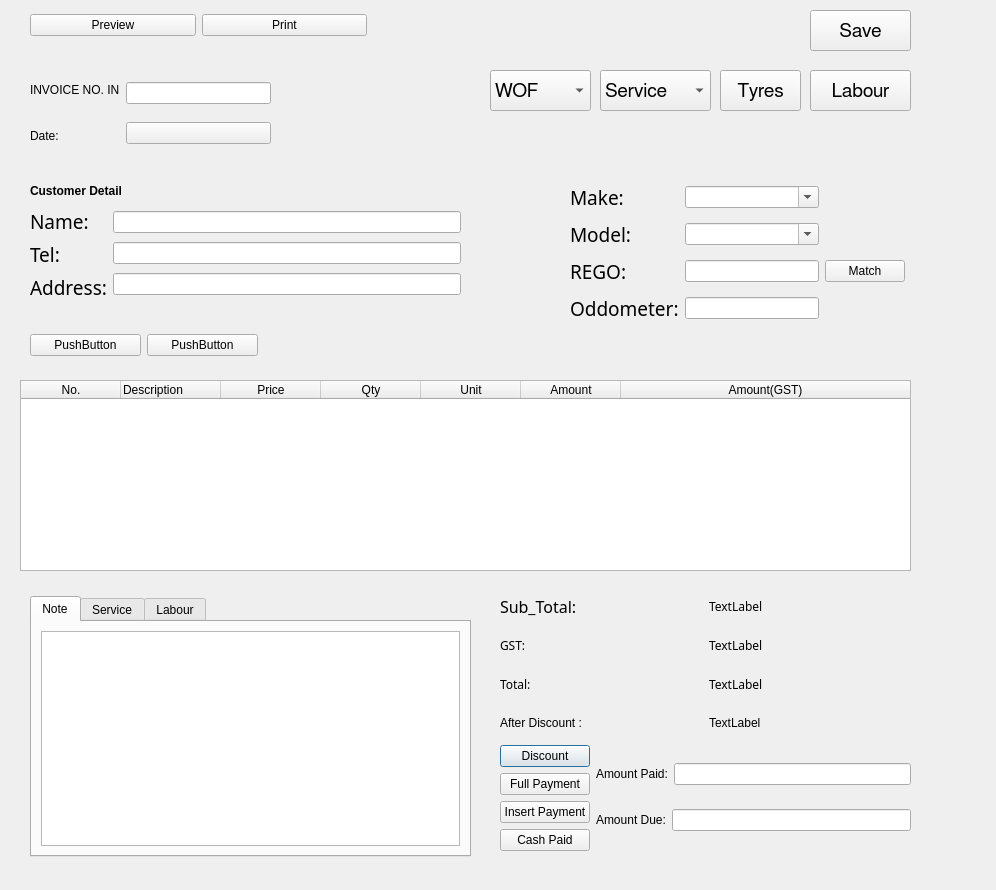
maximustann/Bing_project, file new_start/UI_File/Add.ui: the form before one commit.
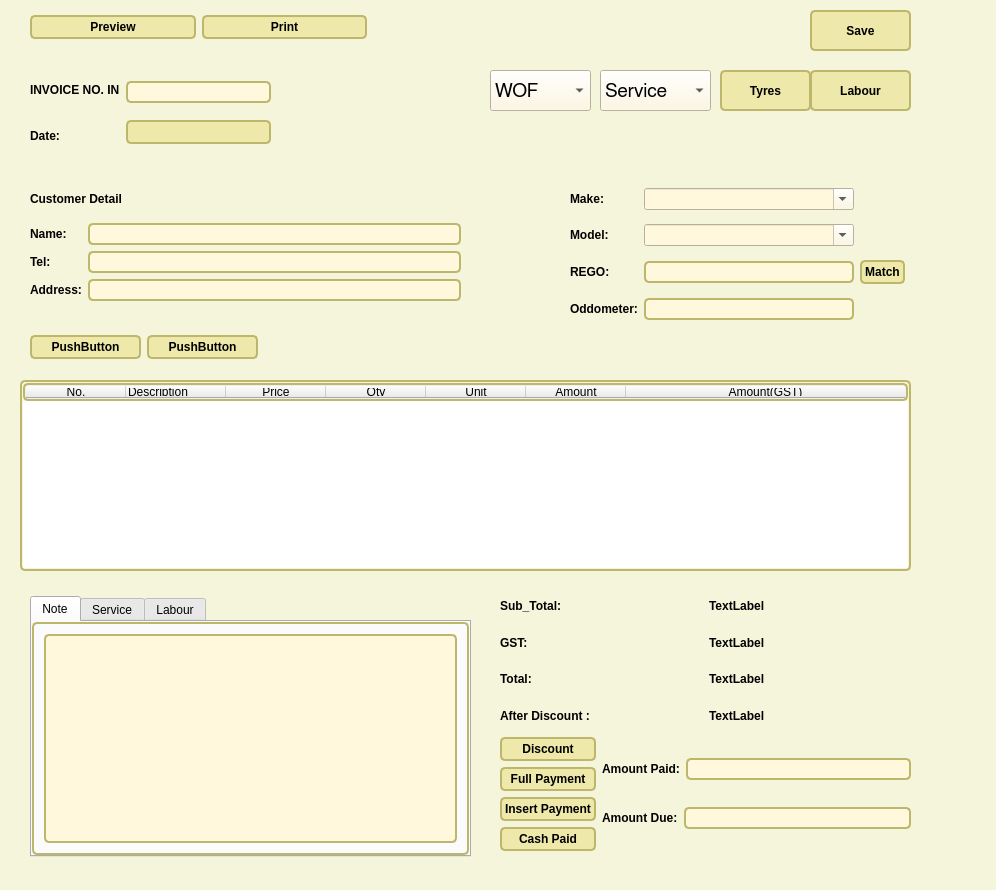
The form after the commit.

The edit to the form file:
```diff
--- a/new_start/UI_File/Add.ui
+++ b/new_start/UI_File/Add.ui
@@ -13,6 +13,118 @@
   <property name="windowTitle">
    <string>Add Invoice</string>
   </property>
+  <property name="styleSheet">
+   <string notr="true">#Dialog {
+   background-color: beige;
+}
+
+/* Nice Windows-XP-style password character. */
+QLineEdit[echoMode=&quot;2&quot;] {
+    lineedit-password-character: 9679;
+}
+
+/* We provide a min-width and min-height for push buttons
+   so that they look elegant regardless of the width of the text. */
+QPushButton {
+    background-color: palegoldenrod;
+    border-width: 2px;
+    border-color: darkkhaki;
+    border-style: solid;
+    border-radius: 5;
+    padding: 3px;
+    min-width: 9ex;
+    min-height: 2.5ex;
+}
+
+QPushButton:hover {
+   background-color: khaki;
+}
+
+/* Increase the padding, so the text is shifted when the button is
+   pressed. */
+QPushButton:pressed {
+    padding-left: 5px;
+    padding-top: 5px;
+    background-color: #d0d67c;
+}
+
+QLabel, QAbstractButton {
+    font: bold;
+}
+
+/* Mark mandatory fields with a brownish color. */
+.mandatory {
+    color: brown;
+}
+
+/* Bold text on status bar looks awful. */
+QStatusBar QLabel {
+   font: normal;
+}
+
+QStatusBar::item {
+    border-width: 1;
+    border-color: darkkhaki;
+    border-style: solid;
+    border-radius: 2;
+}
+
+QComboBox, QLineEdit, QSpinBox, QTextEdit, QListView {
+    background-color: cornsilk;
+    selection-color: #0a214c; 
+    selection-background-color: #C19A6B;
+}
+
+QListView {
+    show-decoration-selected: 1;
+}
+
+QListView::item:hover {
+    background-color: wheat;
+}
+
+/* We reserve 1 pixel space in padding. When we get the focus,
+   we kill the padding and enlarge the border. This makes the items
+   glow. */
+QLineEdit, QFrame {
+    border-width: 2px;
+    padding: 1px;
+    border-style: solid;
+    border-color: darkkhaki;
+    border-radius: 5px;
+}
+
+/* As mentioned above, eliminate the padding and increase the border. */
+QLineEdit:focus, QFrame:focus {
+    border-width: 3px;
+    padding: 0px;
+}
+
+/* A QLabel is a QFrame ... */
+QLabel {
+    border: none;
+    padding: 0;
+    background: none;
+}
+
+/* A QToolTip is a QLabel ... */
+QToolTip {
+    border: 2px solid darkkhaki;
+    padding: 5px;
+    border-radius: 3px;
+    opacity: 200;
+}
+
+/* Nice to have the background color change when hovered. */
+QRadioButton:hover, QCheckBox:hover {
+    background-color: wheat;
+}
+
+/* Force the dialog's buttons to follow the Windows guidelines. */
+QDialogButtonBox {
+    button-layout: 0;
+}</string>
+  </property>
   <widget class="QWidget" name="layoutWidget">
    <property name="geometry">
     <rect>
@@ -31,8 +143,9 @@
          <widget class="QLabel" name="label_14">
           <property name="font">
            <font>
-            <family>Courier 10 Pitch</family>
-            <pointsize>12</pointsize>
+            <weight>75</weight>
+            <italic>false</italic>
+            <bold>true</bold>
            </font>
           </property>
           <property name="text">
@@ -44,7 +157,9 @@
          <widget class="QLabel" name="label_18">
           <property name="font">
            <font>
-            <family>Courier 10 Pitch</family>
+            <weight>75</weight>
+            <italic>false</italic>
+            <bold>true</bold>
            </font>
           </property>
           <property name="text">
@@ -56,7 +171,9 @@
          <widget class="QLabel" name="label_19">
           <property name="font">
            <font>
-            <family>Courier 10 Pitch</family>
+            <weight>75</weight>
+            <italic>false</italic>
+            <bold>true</bold>
            </font>
           </property>
           <property name="text">
@@ -79,7 +196,9 @@
          <widget class="QLabel" name="label_15">
           <property name="font">
            <font>
-            <family>Courier 10 Pitch</family>
+            <weight>75</weight>
+            <italic>false</italic>
+            <bold>true</bold>
            </font>
           </property>
           <property name="text">
@@ -91,7 +210,9 @@
          <widget class="QLabel" name="label_16">
           <property name="font">
            <font>
-            <family>Courier 10 Pitch</family>
+            <weight>75</weight>
+            <italic>false</italic>
+            <bold>true</bold>
            </font>
           </property>
           <property name="text">
@@ -103,7 +224,9 @@
          <widget class="QLabel" name="label_17">
           <property name="font">
            <font>
-            <family>Courier 10 Pitch</family>
+            <weight>75</weight>
+            <italic>false</italic>
+            <bold>true</bold>
            </font>
           </property>
           <property name="text">
@@ -198,7 +321,7 @@
      <x>30</x>
      <y>10</y>
      <width>337</width>
-     <height>31</height>
+     <height>35</height>
     </rect>
    </property>
    <layout class="QHBoxLayout" name="horizontalLayout_4">
@@ -250,10 +373,9 @@
          <widget class="QLabel" name="label_2">
           <property name="font">
            <font>
-            <family>Courier 10 Pitch</family>
-            <pointsize>14</pointsize>
-            <weight>50</weight>
-            <bold>false</bold>
+            <weight>75</weight>
+            <italic>false</italic>
+            <bold>true</bold>
            </font>
           </property>
           <property name="text">
@@ -265,10 +387,9 @@
          <widget class="QLabel" name="label_3">
           <property name="font">
            <font>
-            <family>Courier 10 Pitch</family>
-            <pointsize>14</pointsize>
-            <weight>50</weight>
-            <bold>false</bold>
+            <weight>75</weight>
+            <italic>false</italic>
+            <bold>true</bold>
            </font>
           </property>
           <property name="text">
@@ -280,8 +401,9 @@
          <widget class="QLabel" name="label_4">
           <property name="font">
            <font>
-            <family>Courier 10 Pitch</family>
-            <pointsize>14</pointsize>
+            <weight>75</weight>
+            <italic>false</italic>
+            <bold>true</bold>
            </font>
           </property>
           <property name="text">
@@ -375,8 +497,9 @@
    </property>
    <property name="font">
     <font>
-     <family>FreeSans</family>
-     <pointsize>14</pointsize>
+     <weight>75</weight>
+     <italic>false</italic>
+     <bold>true</bold>
     </font>
    </property>
    <property name="text">
@@ -388,14 +511,15 @@
     <rect>
      <x>720</x>
      <y>70</y>
-     <width>81</width>
+     <width>91</width>
      <height>41</height>
     </rect>
    </property>
    <property name="font">
     <font>
-     <family>FreeSans</family>
-     <pointsize>14</pointsize>
+     <weight>75</weight>
+     <italic>false</italic>
+     <bold>true</bold>
     </font>
    </property>
    <property name="text">
@@ -561,7 +685,7 @@
      <x>30</x>
      <y>330</y>
      <width>228</width>
-     <height>31</height>
+     <height>35</height>
     </rect>
    </property>
    <layout class="QHBoxLayout" name="horizontalLayout_6">
@@ -592,8 +716,9 @@
    </property>
    <property name="font">
     <font>
-     <family>FreeSans</family>
-     <pointsize>14</pointsize>
+     <weight>75</weight>
+     <italic>false</italic>
+     <bold>true</bold>
     </font>
    </property>
    <property name="text">
@@ -657,8 +782,9 @@
      <widget class="QLabel" name="label_8">
       <property name="font">
        <font>
-        <family>Courier 10 Pitch</family>
-        <pointsize>14</pointsize>
+        <weight>75</weight>
+        <italic>false</italic>
+        <bold>true</bold>
        </font>
       </property>
       <property name="text">
@@ -690,8 +816,9 @@
      <widget class="QLabel" name="label_9">
       <property name="font">
        <font>
-        <family>Courier 10 Pitch</family>
-        <pointsize>14</pointsize>
+        <weight>75</weight>
+        <italic>false</italic>
+        <bold>true</bold>
        </font>
       </property>
       <property name="text">
@@ -710,8 +837,9 @@
      <widget class="QLabel" name="label_10">
       <property name="font">
        <font>
-        <family>Courier 10 Pitch</family>
-        <pointsize>14</pointsize>
+        <weight>75</weight>
+        <italic>false</italic>
+        <bold>true</bold>
        </font>
       </property>
       <property name="text">
@@ -723,8 +851,9 @@
      <widget class="QLabel" name="label_7">
       <property name="font">
        <font>
-        <family>Courier 10 Pitch</family>
-        <pointsize>14</pointsize>
+        <weight>75</weight>
+        <italic>false</italic>
+        <bold>true</bold>
        </font>
       </property>
       <property name="text">
```
